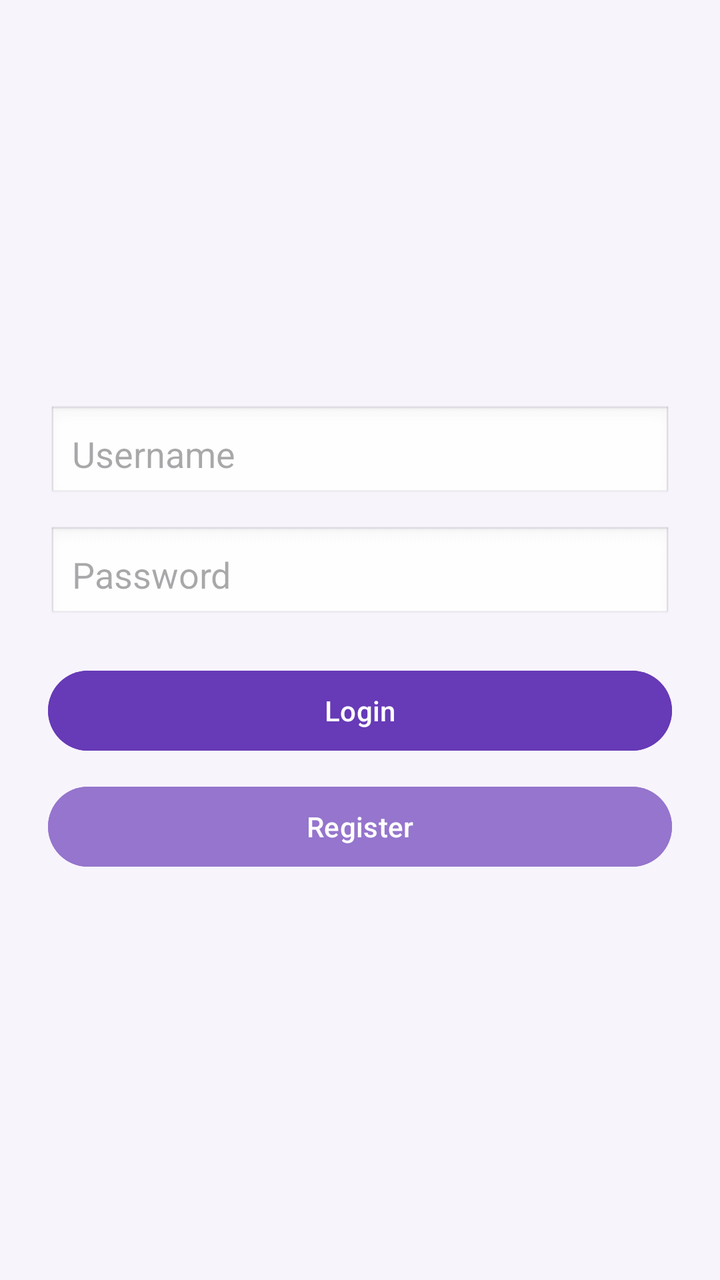
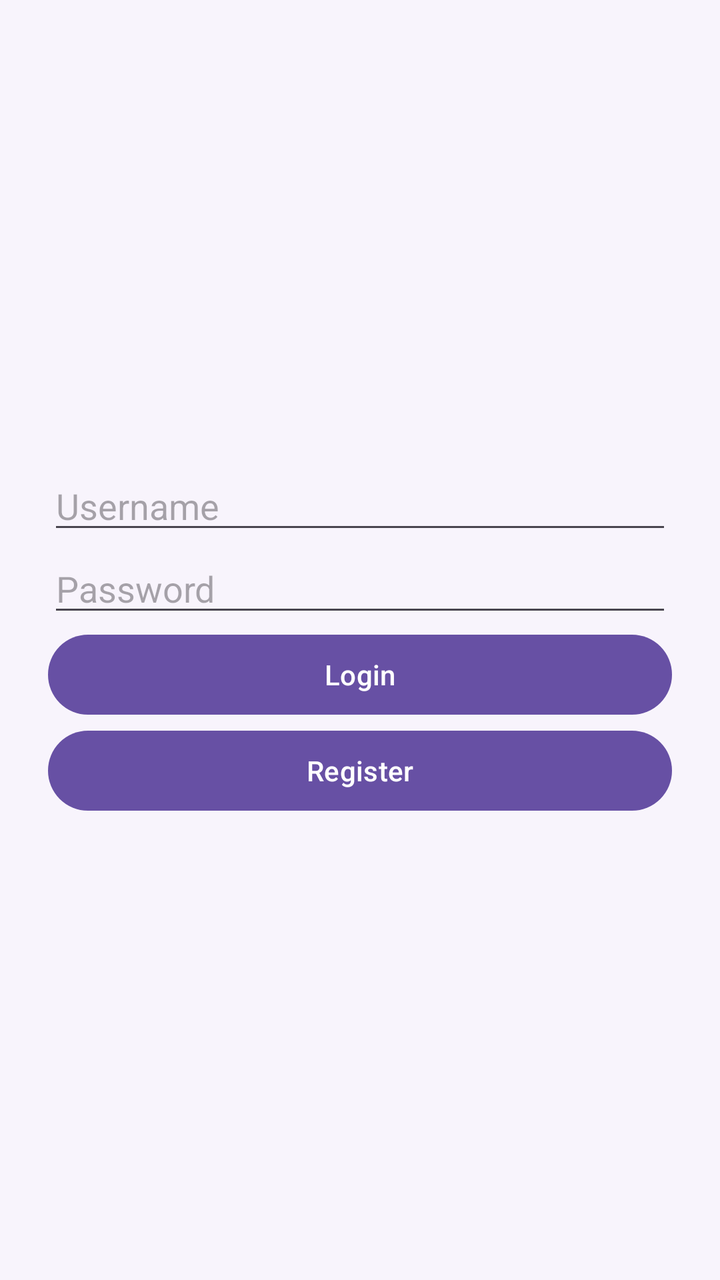

Compare the two renders of this Android layout. The source of the first and the diff that turns it into the second are given below.
<!-- AndroidManifest.xml: application theme Theme.LoginAndRegister -->
<!-- res/layout/activity_login.xml -->
<LinearLayout xmlns:android="http://schemas.android.com/apk/res/android"
    android:layout_width="match_parent"
    android:layout_height="match_parent"
    android:orientation="vertical"
    android:gravity="center"
    android:padding="24dp"
    android:background="#F8F4FC">

    <EditText
        android:id="@+id/etUsername"
        android:layout_width="match_parent"
        android:layout_height="wrap_content"
        android:hint="Username"
        android:inputType="textPersonName"
        android:background="@android:drawable/edit_text"
        android:padding="12dp"
        android:layout_marginBottom="12dp"/>

    <EditText
        android:id="@+id/etPassword"
        android:layout_width="match_parent"
        android:layout_height="wrap_content"
        android:hint="Password"
        android:inputType="textPassword"
        android:background="@android:drawable/edit_text"
        android:padding="12dp"
        android:layout_marginBottom="20dp"/>

    <Button
        android:id="@+id/btnLogin"
        android:layout_width="match_parent"
        android:layout_height="wrap_content"
        android:text="Login"
        android:backgroundTint="#673AB7"
        android:textColor="@android:color/white"
        android:layout_marginBottom="10dp"/>

    <Button
        android:id="@+id/btnGoRegister"
        android:layout_width="match_parent"
        android:layout_height="wrap_content"
        android:text="Register"
        android:backgroundTint="#9575CD"
        android:textColor="@android:color/white"/>

</LinearLayout>
<!-- resources referenced by this layout -->
<resources>
  <style name="Theme.LoginAndRegister" parent="Base.Theme.LoginAndRegister" />
  <style name="Base.Theme.LoginAndRegister" parent="Theme.Material3.DayNight.NoActionBar">
          
          
      </style>
</resources>

<!-- the commit's change to res/layout/activity_login.xml (unified diff, before → after) -->
@@ -1,3 +1,4 @@
+<?xml version="1.0" encoding="utf-8"?>
 <LinearLayout xmlns:android="http://schemas.android.com/apk/res/android"
     android:layout_width="match_parent"
     android:layout_height="match_parent"
@@ -10,37 +11,24 @@
         android:id="@+id/etUsername"
         android:layout_width="match_parent"
         android:layout_height="wrap_content"
-        android:hint="Username"
-        android:inputType="textPersonName"
-        android:background="@android:drawable/edit_text"
-        android:padding="12dp"
-        android:layout_marginBottom="12dp"/>
+        android:hint="Username" />
 
     <EditText
         android:id="@+id/etPassword"
         android:layout_width="match_parent"
         android:layout_height="wrap_content"
         android:hint="Password"
-        android:inputType="textPassword"
-        android:background="@android:drawable/edit_text"
-        android:padding="12dp"
-        android:layout_marginBottom="20dp"/>
+        android:inputType="textPassword" />
 
     <Button
         android:id="@+id/btnLogin"
         android:layout_width="match_parent"
         android:layout_height="wrap_content"
-        android:text="Login"
-        android:backgroundTint="#673AB7"
-        android:textColor="@android:color/white"
-        android:layout_marginBottom="10dp"/>
+        android:text="Login" />
 
     <Button
         android:id="@+id/btnGoRegister"
         android:layout_width="match_parent"
         android:layout_height="wrap_content"
-        android:text="Register"
-        android:backgroundTint="#9575CD"
-        android:textColor="@android:color/white"/>
-
+        android:text="Register" />
 </LinearLayout>
